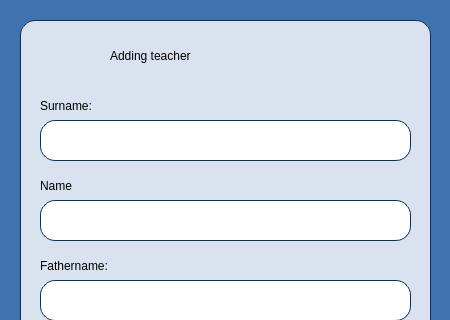
First picture: the form in Planner/teacheradding.ui, repository BeliaViktoria/Planner, before the edit; both pictures show x 0 to 450 and y 0 to 320 of the 450 by 600 pixel window.
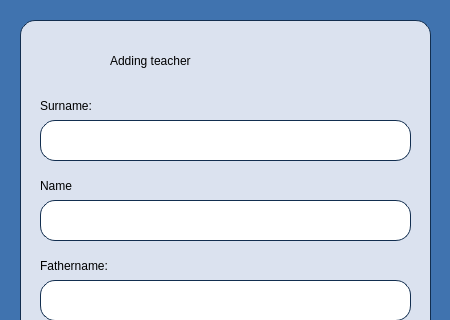
Second picture: the form after the edit.

```diff
--- a/Planner/teacheradding.ui
+++ b/Planner/teacheradding.ui
@@ -184,7 +184,7 @@
      <x>110</x>
      <y>40</y>
      <width>221</width>
-     <height>31</height>
+     <height>41</height>
     </rect>
    </property>
    <property name="styleSheet">
```
